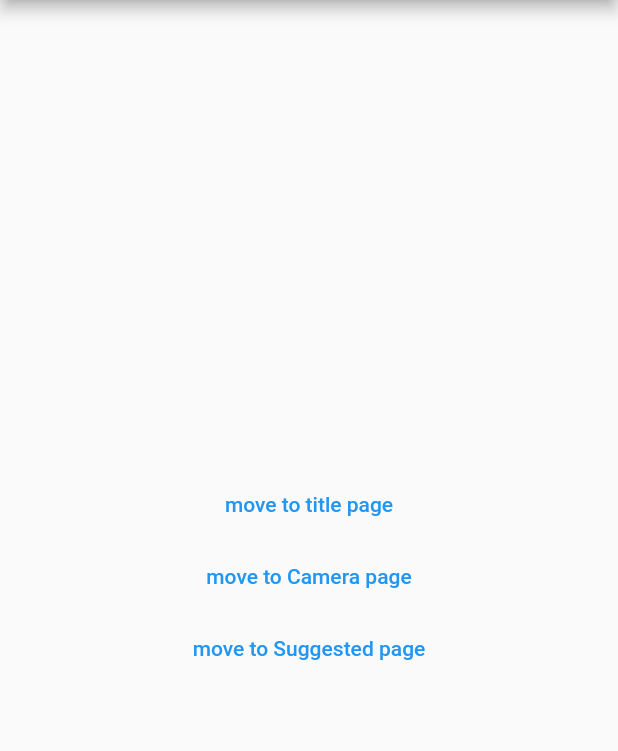
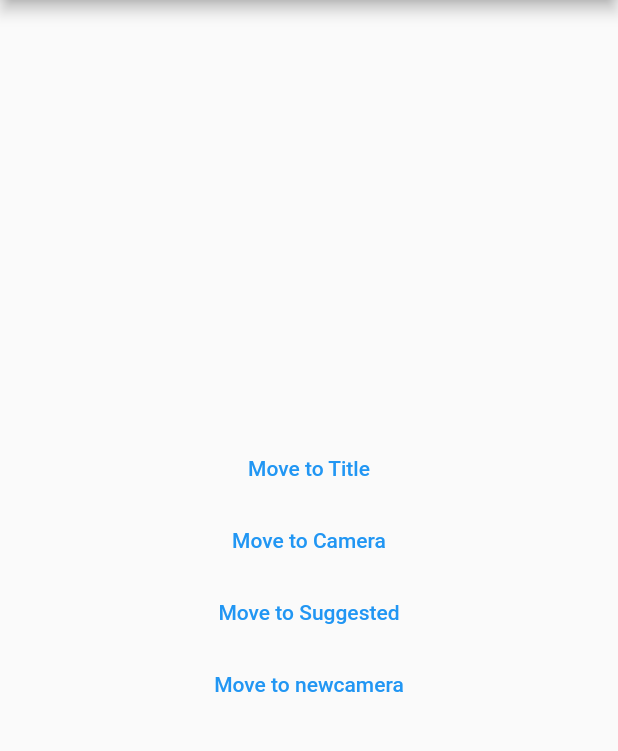
Before and after one commit to kesota/animal_detection_app, a Flutter app: the screen it shows after launch, on a phone screen of 412 x 824 dp, the part 84-835 px from its top. Run offline on Flutter 3.47's test engine with Material 2 defaults, Android fonts, the phone set to English and light mode, and no system bars.

Commit message:
Installed Rotes / add a new page

```diff
--- a/app/lib/main.dart
+++ b/app/lib/main.dart
@@ -1,6 +1,7 @@
+import 'package:app/view/newcamera.dart';
 import 'package:app/view/title_page.dart';
-import 'package:app/view_model/camera_view.dart';
-import 'package:app/view_model/suggested_camera_view.dart';
+import 'package:app/view/camera_view.dart';
+import 'package:app/view/suggested_camera_view.dart';
 import 'package:flutter/material.dart';
 
 void main() {
@@ -10,7 +11,6 @@ void main() {
 class MyApp extends StatelessWidget {
   const MyApp({Key? key}) : super(key: key);
 
-  // This widget is the root of your application.
   @override
   Widget build(BuildContext context) {
     return MaterialApp(
@@ -18,7 +18,16 @@ class MyApp extends StatelessWidget {
       theme: ThemeData(
         primarySwatch: Colors.blue,
       ),
-      home: const MyHomePage(title: 'Flutter Demo Home Page'),
+      // This widget is the root of your application.
+      initialRoute:  '/',
+      routes: {
+        '/': (context) => const MyHomePage(title: 'Flutter Demo Home Page'),
+        '/title': (context) => TitleView(),
+        '/camera': (context) => CameraView(),
+        '/suggested': (context) => SuggestedView(),
+        '/newcamera': (context) => NewCameraView(),
+
+      },
     );
   }
 }
@@ -40,36 +49,26 @@ class _MyHomePageState extends State<MyHomePage> {
         title: Text(widget.title),
       ),
       body: Center(
-        // Center is a layout widget. It takes a single child and positions it
-        // in the middle of the parent.
         child: Column(
           mainAxisAlignment: MainAxisAlignment.center,
           children: <Widget>[
-            TextButton(
-              onPressed: () {
-                Navigator.of(context).push(
-                    MaterialPageRoute(builder: (context) => TitleView()));
-                print('Title Page is pushed');
-              },
-              child: const Text('move to title page'),),
-            TextButton(
-              onPressed: () {
-                Navigator.of(context).push(
-                    MaterialPageRoute(builder: (context) => CameraView()));
-                print('Camera Page is pushed');
-              },
-              child: const Text('move to Camera page'),),
-            TextButton(
-              onPressed: () {
-                Navigator.of(context).push(
-                    MaterialPageRoute(builder: (context) => SuggestedView()));
-                print('Suggested Camera Page is pushed');
-              },
-              child: const Text('move to Suggested page'),),
-
+            _moveToPage('/title', 'Title Page is pushed', 'Move to Title'),
+            _moveToPage('/camera', 'Camera Page is pushed', 'Move to Camera'),
+            _moveToPage('/suggested', 'Suggested Page is pushed',
+                'Move to Suggested'),
+            _moveToPage('/newcamera', 'newcamera Page is pushed',
+                'Move to newcamera'),
           ]
         ),
       ),
     );
   }
+  Widget _moveToPage(String route, String log, String text){
+    return TextButton(
+      onPressed: () {
+        Navigator.of(context).pushNamed(route);
+        print(log);
+      },
+      child: Text(text),);
+  }
 }
```
Also changed, not shown: app/lib/view/newcamera.dart (added, +38 -0 lines), app/lib/view/camera_view.dart (renamed from app/lib/view_model/camera_view.dart), app/lib/view/suggested_camera_view.dart (renamed from app/lib/view_model/suggested_camera_view.dart).
